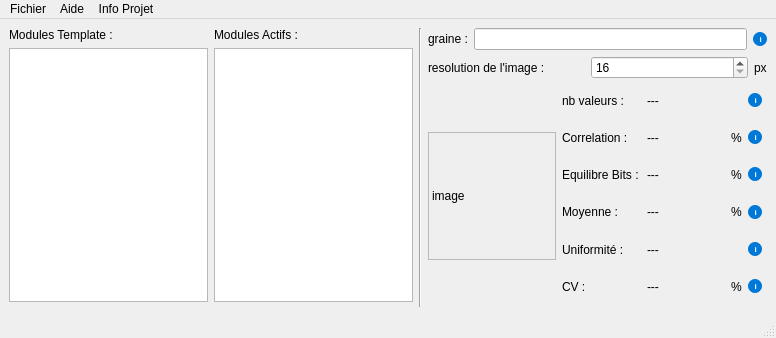
Before: the Qt Designer form FichiersQT/mainwindow.ui in erreur130/Editeur_de_Generateur_de_Nombres_Aleatoire, drawn with Qt 5.
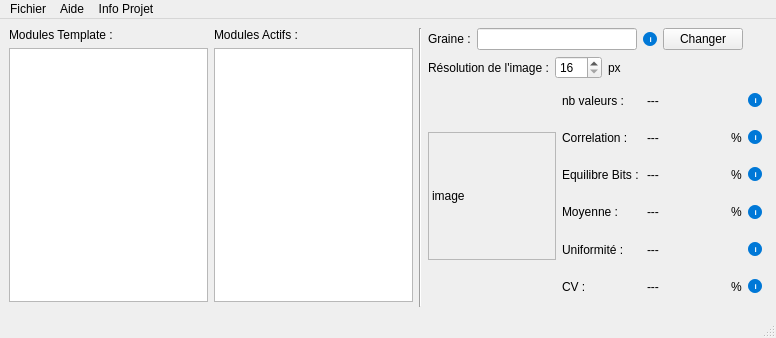
After: the same form once the commit is applied. Custom widgets are drawn as their Qt base class.

Commit message: feat : rajout et implémentation d'un boutton pour recharger la graine et petites modifs sur le visuel

Diff of the .ui file:
```diff
--- a/FichiersQT/mainwindow.ui
+++ b/FichiersQT/mainwindow.ui
@@ -143,12 +143,25 @@
         <item>
          <widget class="QLabel" name="label_3">
           <property name="text">
-           <string>graine :</string>
+           <string>Graine :</string>
           </property>
          </widget>
         </item>
         <item>
-         <widget class="QLineEdit" name="textGraine"/>
+         <widget class="QLineEdit" name="textGraine">
+          <property name="sizePolicy">
+           <sizepolicy hsizetype="Preferred" vsizetype="Fixed">
+            <horstretch>0</horstretch>
+            <verstretch>0</verstretch>
+           </sizepolicy>
+          </property>
+          <property name="minimumSize">
+           <size>
+            <width>160</width>
+            <height>0</height>
+           </size>
+          </property>
+         </widget>
         </item>
         <item>
          <widget class="QLabel" name="infoNbValeurs_2">
@@ -183,27 +196,47 @@
           </property>
          </widget>
         </item>
+        <item>
+         <widget class="QPushButton" name="boutonChangerGraine">
+          <property name="text">
+           <string>Changer</string>
+          </property>
+         </widget>
+        </item>
+        <item>
+         <spacer name="horizontalSpacer_5">
+          <property name="orientation">
+           <enum>Qt::Orientation::Horizontal</enum>
+          </property>
+          <property name="sizeHint" stdset="0">
+           <size>
+            <width>40</width>
+            <height>20</height>
+           </size>
+          </property>
+         </spacer>
+        </item>
        </layout>
       </item>
       <item>
        <layout class="QHBoxLayout" name="horizontalLayout_2">
-        <item>
+        <item alignment="Qt::AlignmentFlag::AlignLeft">
          <widget class="QLabel" name="label_6">
           <property name="sizePolicy">
-           <sizepolicy hsizetype="Preferred" vsizetype="Preferred">
+           <sizepolicy hsizetype="Fixed" vsizetype="Preferred">
             <horstretch>0</horstretch>
             <verstretch>0</verstretch>
            </sizepolicy>
           </property>
           <property name="text">
-           <string>resolution de l'image :</string>
+           <string>Résolution de l'image :</string>
           </property>
          </widget>
         </item>
-        <item>
+        <item alignment="Qt::AlignmentFlag::AlignLeft">
          <widget class="QSpinBox" name="spinBoxResolution">
           <property name="sizePolicy">
-           <sizepolicy hsizetype="Preferred" vsizetype="Fixed">
+           <sizepolicy hsizetype="Fixed" vsizetype="Fixed">
             <horstretch>0</horstretch>
             <verstretch>0</verstretch>
            </sizepolicy>
@@ -216,7 +249,7 @@
           </property>
          </widget>
         </item>
-        <item>
+        <item alignment="Qt::AlignmentFlag::AlignLeft">
          <widget class="QLabel" name="label_14">
           <property name="sizePolicy">
            <sizepolicy hsizetype="Fixed" vsizetype="Preferred">
@@ -229,6 +262,19 @@
           </property>
          </widget>
         </item>
+        <item>
+         <spacer name="horizontalSpacer_4">
+          <property name="orientation">
+           <enum>Qt::Orientation::Horizontal</enum>
+          </property>
+          <property name="sizeHint" stdset="0">
+           <size>
+            <width>40</width>
+            <height>20</height>
+           </size>
+          </property>
+         </spacer>
+        </item>
        </layout>
       </item>
       <item>
```
The commit also changes 4 other files.
